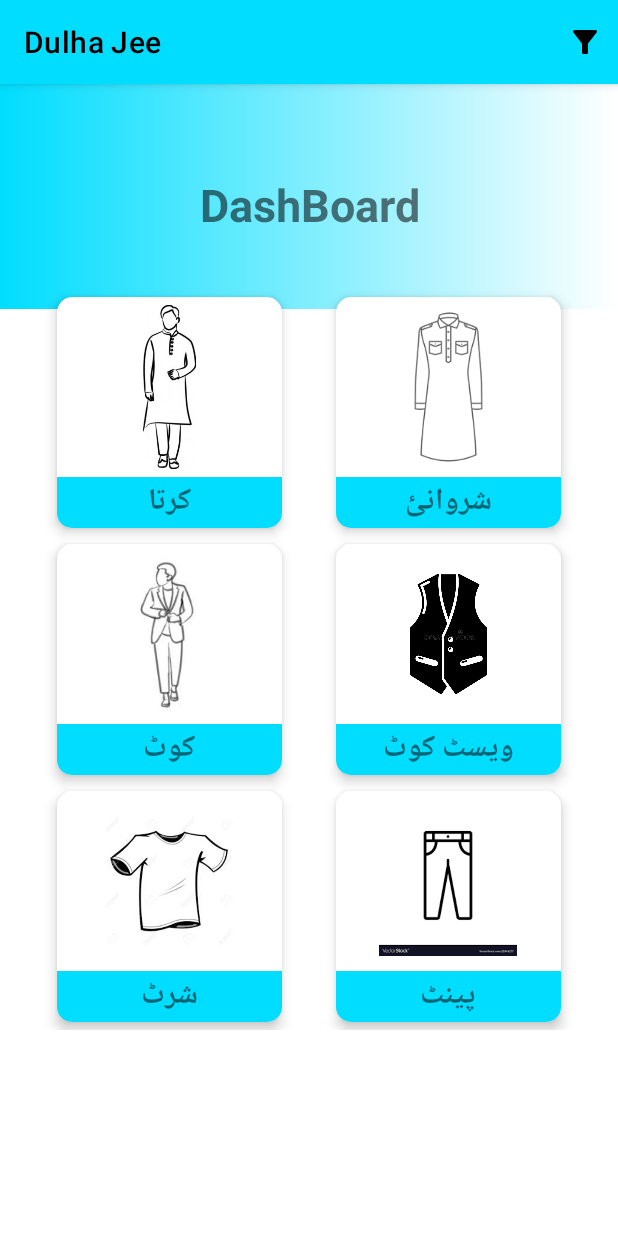
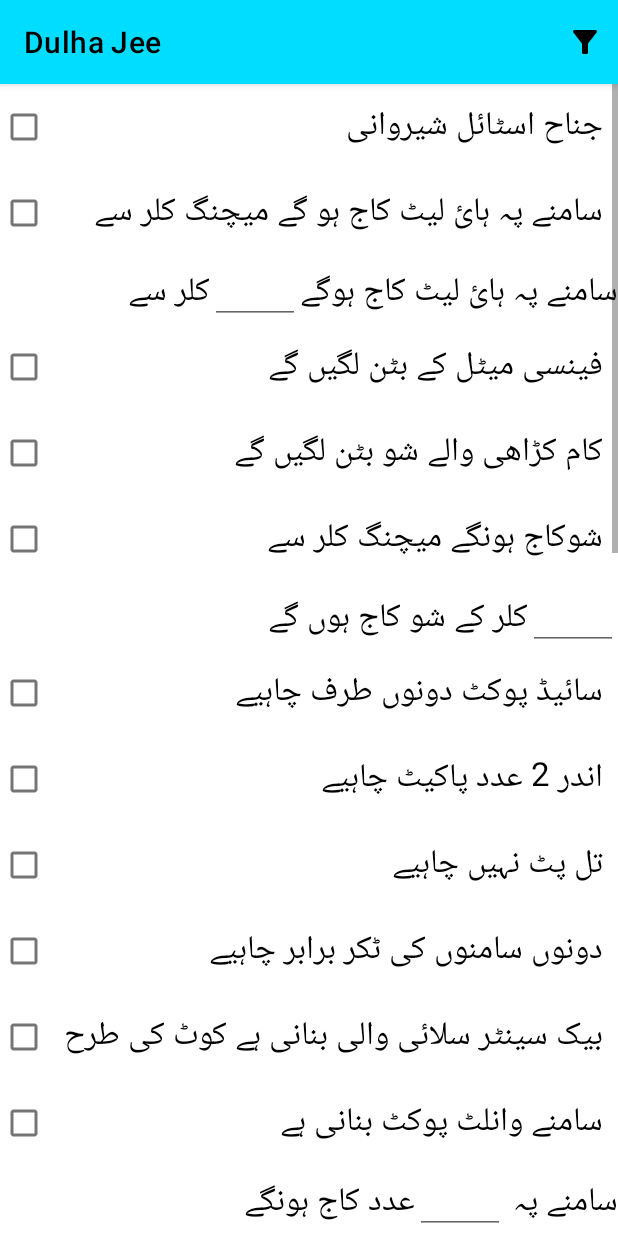
Before and after one commit to Sharjeel-Siddiqui/DarziApp, an Android app: the DashBoard screen opened through its navigation route, after a tap on "شروانئ", on a phone screen of 412 x 824 dp. Run offline under Robolectric (Android 15) with nearby library versions, the phone set to English and light mode, and no system bars; libraries missing offline, so code that uses them is left out: gr.net.maroulis.

Commit message:
Fourth Commit  7 - january -2021
sherwani ui completed

```diff
--- a/app/src/main/java/com/example/dulha_jee/authenthication/LoginFragment.java
+++ b/app/src/main/java/com/example/dulha_jee/authenthication/LoginFragment.java
@@ -75,7 +75,7 @@ public class LoginFragment extends Fragment {
                 dialogSubmitbtn.setOnClickListener(new View.OnClickListener() {
                     @Override
                     public void onClick(View view) {
-                        EmailBody emailBody = new EmailBody(emailSubmit.getText().toString());
+             /*           EmailBody emailBody = new EmailBody(emailSubmit.getText().toString());
                         iapi.forgotPassword(emailBody).enqueue(new Callback<ResponseBody>() {
                             @Override
                             public void onResponse(Call<ResponseBody> call, Response<ResponseBody> response) {
@@ -91,7 +91,8 @@ public class LoginFragment extends Fragment {
                             public void onFailure(Call<ResponseBody> call, Throwable t) {
                                 Toast.makeText(getActivity(), "Failed..", Toast.LENGTH_SHORT).show();
                             }
-                        });
+                        });*/
+                        navController.navigate(R.id.action_loginFragment_to_resetFragment);
                     }
                 });
             }
@@ -107,7 +108,7 @@ public class LoginFragment extends Fragment {
         button.setOnClickListener(new View.OnClickListener() {
             @Override
             public void onClick(View view) {
-                LoginBody loginBody = new LoginBody(et_email.getText().toString(), et_password.getText().toString());
+               /* LoginBody loginBody = new LoginBody(et_email.getText().toString(), et_password.getText().toString());
                 iapi.loginUser(loginBody).enqueue(new Callback<ResponseBody>() {
                     @Override
                     public void onResponse(Call<ResponseBody> call, Response<ResponseBody> response) {
@@ -122,7 +123,8 @@ public class LoginFragment extends Fragment {
                         Toast.makeText(getActivity(), "Failed...", Toast.LENGTH_SHORT).show();
                         Log.i("TAG", "onFailure: " + t.getMessage());
                     }
-                });
+                });*/
+                navController.navigate(R.id.action_loginFragment_to_userList);
             }
         });
 
--- a/app/src/main/java/com/example/dulha_jee/dashboard/DashBoard.java
+++ b/app/src/main/java/com/example/dulha_jee/dashboard/DashBoard.java
@@ -55,6 +55,7 @@ public class DashBoard extends Fragment implements View.OnClickListener {
                 navController.navigate(R.id.action_dashBoard_to_kurtaFragment);
                 break;
             case R.id.card_sherwani:
+                navController.navigate(R.id.action_dashBoard_to_sherwaniFragment);
                 break;
             case R.id.card_waistcoat:
                 navController.navigate(R.id.action_dashBoard_to_waistCoatFragment);
--- /dev/null
+++ b/app/src/main/java/com/example/dulha_jee/dashboard/SherwaniFragment.java
@@ -0,0 +1,26 @@
+package com.example.dulha_jee.dashboard;
+
+import android.os.Bundle;
+import android.view.LayoutInflater;
+import android.view.View;
+import android.view.ViewGroup;
+
+import androidx.annotation.NonNull;
+import androidx.annotation.Nullable;
+import androidx.fragment.app.Fragment;
+
+import com.example.dulha_jee.R;
+
+public class SherwaniFragment extends Fragment {
+
+    @Nullable
+    @Override
+    public View onCreateView(@NonNull LayoutInflater inflater, @Nullable ViewGroup container, @Nullable Bundle savedInstanceState) {
+        return inflater.inflate(R.layout.fragment_sherwani,container,false);
+    }
+
+    @Override
+    public void onViewCreated(@NonNull View view, @Nullable Bundle savedInstanceState) {
+        super.onViewCreated(view, savedInstanceState);
+    }
+}
--- a/app/src/main/java/com/example/dulha_jee/userlist/UserListFragnment.java
+++ b/app/src/main/java/com/example/dulha_jee/userlist/UserListFragnment.java
@@ -51,7 +51,7 @@ public class UserListFragnment extends Fragment {
             @Override
             public void onClick(View view) {
                 navController = Navigation.findNavController(view);
-                navController.navigate(R.id.action_userList_to_userCreation);
+                navController.navigate(R.id.action_userList_to_dashBoard);
             }
         });
 
--- /dev/null
+++ b/app/src/main/res/layout/fragment_sherwani.xml
@@ -0,0 +1,387 @@
+<?xml version="1.0" encoding="utf-8"?>
+<ScrollView xmlns:android="http://schemas.android.com/apk/res/android"
+    android:layout_width="match_parent"
+    android:layout_height="match_parent">
+
+    <LinearLayout
+        android:layout_width="match_parent"
+        android:layout_height="match_parent"
+        android:orientation="vertical">
+
+        <CheckBox
+            android:layout_width="match_parent"
+            android:layout_height="wrap_content"
+            android:layout_gravity="right"
+            android:checked="false"
+            android:padding="10dp"
+            android:text="جناح اسٹائل شیروانی"
+            android:textSize="22sp" />
+
+        <CheckBox
+            android:layout_width="match_parent"
+            android:layout_height="wrap_content"
+            android:layout_gravity="right"
+            android:checked="false"
+            android:padding="10dp"
+            android:text="سامنے پہ ہائ لیٹ کاج ہو گے میچنگ کلر سے"
+            android:textSize="22sp" />
+
+        <LinearLayout
+            android:layout_width="match_parent"
+            android:layout_height="wrap_content"
+            android:gravity="right"
+            android:orientation="horizontal">
+
+            <TextView
+                android:layout_width="wrap_content"
+                android:layout_height="wrap_content"
+                android:text="کلر سے"
+                android:textColor="@android:color/black"
+                android:textSize="22sp" />
+
+            <EditText
+                android:layout_width="60dp"
+                android:layout_height="wrap_content" />
+
+            <TextView
+                android:layout_width="wrap_content"
+                android:layout_height="wrap_content"
+                android:text="سامنے پہ ہائ لیٹ کاج ہوگے"
+                android:textColor="@android:color/black"
+                android:textSize="22sp" />
+
+        </LinearLayout>
+
+        <CheckBox
+            android:layout_width="match_parent"
+            android:layout_height="wrap_content"
+            android:layout_gravity="right"
+            android:checked="false"
+            android:padding="10dp"
+            android:text="فینسی میٹل کے بٹن لگیں گے"
+            android:textSize="22sp" />
+
+        <CheckBox
+            android:layout_width="match_parent"
+            android:layout_height="wrap_content"
+            android:layout_gravity="right"
+            android:checked="false"
+            android:padding="10dp"
+            android:text="کام کڑاھی والے شو بٹن لگیں گے"
+            android:textSize="22sp" />
+
+        <CheckBox
+            android:layout_width="match_parent"
+            android:layout_height="wrap_content"
+            android:layout_gravity="right"
+            android:checked="false"
+            android:padding="10dp"
+            android:text="شوکاج ہونگے میچنگ کلر سے"
+            android:textSize="22sp" />
+
+        <LinearLayout
+            android:layout_width="match_parent"
+            android:layout_height="wrap_content"
+            android:gravity="right"
+            android:orientation="horizontal">
+
+            <TextView
+                android:layout_width="wrap_content"
+                android:layout_height="wrap_content"
+                android:text="کلر کے شو کاج ہوں گے"
+                android:textColor="@android:color/black"
+                android:textSize="22sp" />
+
+            <EditText
+                android:layout_width="60dp"
+                android:layout_height="wrap_content" />
+
+
+        </LinearLayout>
+
+
+        <CheckBox
+            android:layout_width="match_parent"
+            android:layout_height="wrap_content"
+            android:layout_gravity="right"
+            android:checked="false"
+            android:padding="10dp"
+            android:text="سائیڈ پوکٹ دونوں طرف چاہیے"
+            android:textSize="22sp" />
+
+        <CheckBox
+            android:layout_width="match_parent"
+            android:layout_height="wrap_content"
+            android:layout_gravity="right"
+            android:checked="false"
+            android:padding="10dp"
+            android:text="اندر 2 عدد پاکیٹ چاہیے"
+            android:textSize="22sp" />
+
+        <CheckBox
+            android:layout_width="match_parent"
+            android:layout_height="wrap_content"
+            android:layout_gravity="right"
+            android:checked="false"
+            android:padding="10dp"
+            android:text="تل پٹ نہیں چاہیے"
+            android:textSize="22sp" />
+
+        <CheckBox
+            android:layout_width="match_parent"
+            android:layout_height="wrap_content"
+            android:layout_gravity="right"
+            android:checked="false"
+            android:padding="10dp"
+            android:text="دونوں سامنوں کی ٹکر برابر چاہیے"
+            android:textSize="22sp" />
+
+        <CheckBox
+            android:layout_width="match_parent"
+            android:layout_height="wrap_content"
+            android:layout_gravity="right"
+            android:checked="false"
+            android:padding="10dp"
+            android:text="بیک سینٹر سلائی والی بنانی ہے کوٹ کی طرح"
+            android:textSize="22sp" />
+
+        <CheckBox
+            android:layout_width="match_parent"
+            android:layout_height="wrap_content"
+            android:layout_gravity="right"
+            android:checked="false"
+            android:padding="10dp"
+            android:text="سامنے وانلٹ پوکٹ بنانی ہے"
+            android:textSize="22sp" />
+
+        <LinearLayout
+            android:layout_width="match_parent"
+            android:layout_height="wrap_content"
+            android:gravity="right"
+            android:orientation="horizontal">
+
+
+            <TextView
+                android:layout_width="wrap_content"
+                android:layout_height="wrap_content"
+                android:text="عدد کاج ہونگے"
+                android:textColor="@android:color/black"
+                android:textSize="22sp" />
+
+
+            <EditText
+                android:layout_width="60dp"
+                android:layout_height="wrap_content" />
+
+            <TextView
+                android:layout_width="wrap_content"
+                android:layout_height="wrap_content"
+                android:text="سامنے پہ "
+                android:textColor="@android:color/black"
+                android:textSize="22sp" />
+
+
+        </LinearLayout>
+
+
+        <CheckBox
+            android:layout_width="match_parent"
+            android:layout_height="wrap_content"
+            android:layout_gravity="right"
+            android:checked="false"
+            android:padding="10dp"
+            android:text="اوپن فرنٹ اوپن گون اسٹائل"
+            android:textSize="22sp" />
+
+        <LinearLayout
+            android:layout_width="match_parent"
+            android:layout_height="wrap_content"
+            android:gravity="right"
+            android:orientation="horizontal">
+
+
+            <TextView
+                android:layout_width="wrap_content"
+                android:layout_height="wrap_content"
+                android:text="عدد شو کاج ہونگے"
+                android:textColor="@android:color/black"
+                android:textSize="22sp" />
+
+
+            <EditText
+                android:layout_width="60dp"
+                android:layout_height="wrap_content" />
+
+            <TextView
+                android:layout_width="wrap_content"
+                android:layout_height="wrap_content"
+                android:text="سامنے پہ "
+                android:textColor="@android:color/black"
+                android:textSize="22sp" />
+
+        </LinearLayout>
+
+        <CheckBox
+            android:layout_width="match_parent"
+            android:layout_height="wrap_content"
+            android:layout_gravity="right"
+            android:checked="false"
+            android:padding="10dp"
+            android:text="کالر پہ کڑھائ ہوگی"
+            android:textSize="22sp" />
+
+        <CheckBox
+            android:layout_width="match_parent"
+            android:layout_height="wrap_content"
+            android:layout_gravity="right"
+            android:checked="false"
+            android:padding="10dp"
+            android:text="آستین  پہ کڑھائ ہوگی"
+            android:textSize="22sp" />
+
+        <CheckBox
+            android:layout_width="match_parent"
+            android:layout_height="wrap_content"
+            android:layout_gravity="right"
+            android:checked="false"
+            android:padding="10dp"
+            android:text="بٹن پہ کڑھائ ہوگی"
+            android:textSize="22sp" />
+
+        <CheckBox
+            android:layout_width="match_parent"
+            android:layout_height="wrap_content"
+            android:layout_gravity="right"
+            android:checked="false"
+            android:padding="10dp"
+            android:text="ایک سامنے پر کڑھائ ہونگی"
+            android:textSize="22sp" />
+
+        <CheckBox
+            android:layout_width="match_parent"
+            android:layout_height="wrap_content"
+            android:layout_gravity="right"
+            android:checked="false"
+            android:padding="10dp"
+            android:text="دونوں سامنوں پر کڑھائ ہونگی"
+            android:textSize="22sp" />
+
+        <CheckBox
+            android:layout_width="match_parent"
+            android:layout_height="wrap_content"
+            android:layout_gravity="right"
+            android:checked="false"
+            android:padding="10dp"
+            android:text="بیک پر کڑھائ ہونگی"
+            android:textSize="22sp" />
+
+        <CheckBox
+            android:layout_width="match_parent"
+            android:layout_height="wrap_content"
+            android:layout_gravity="right"
+            android:checked="false"
+            android:padding="10dp"
+            android:text="کڑھائ کالر ، بٹن الگ سے ، آستینوں اور ناگروں میں ہونگی"
+            android:textSize="22sp" />
+
+        <CheckBox
+            android:layout_width="match_parent"
+            android:layout_height="wrap_content"
+            android:layout_gravity="right"
+            android:checked="false"
+            android:padding="10dp"
+            android:text="وائلٹ پوکٹ پر بھی کڑھائ ہونگی"
+            android:textSize="22sp" />
+
+        <CheckBox
+            android:layout_width="match_parent"
+            android:layout_height="wrap_content"
+            android:layout_gravity="right"
+            android:checked="false"
+            android:padding="10dp"
+            android:text="کڑھائ کالر ، ایک سامنے ، آستینوں اور ناگروں میں ہونگی"
+            android:textSize="22sp" />
+
+        <CheckBox
+            android:layout_width="match_parent"
+            android:layout_height="wrap_content"
+            android:layout_gravity="right"
+            android:checked="false"
+            android:padding="10dp"
+            android:text="سامنے پوکٹ کے نیچے بھی کڑھائ ہونگی"
+            android:textSize="22sp" />
+
+        <CheckBox
+            android:layout_width="match_parent"
+            android:layout_height="wrap_content"
+            android:layout_gravity="right"
+            android:checked="false"
+            android:padding="10dp"
+            android:text="کڑھائ کالر ، دونوں سامنے ، آستینوں اور ناگروں میں ہونگی"
+            android:textSize="22sp" />
+
+        <CheckBox
+            android:layout_width="match_parent"
+            android:layout_height="wrap_content"
+            android:layout_gravity="right"
+            android:checked="false"
+            android:padding="10dp"
+            android:text="سامنے پوکٹ کے اوپر بھی کڑھائ ہونگی"
+            android:textSize="22sp" />
+
+        <CheckBox
+            android:layout_width="match_parent"
+            android:layout_height="wrap_content"
+            android:layout_gravity="right"
+            android:checked="false"
+            android:padding="10dp"
+            android:text="انگر کھاکٹ اسٹائل شیروانی "
+            android:textSize="22sp" />
+
+        <CheckBox
+            android:layout_width="match_parent"
+            android:layout_height="wrap_content"
+            android:layout_gravity="right"
+            android:checked="false"
+            android:padding="10dp"
+            android:text="کراس دامن اسٹائل شیروانی"
+            android:textSize="22sp" />
+
+        <CheckBox
+            android:layout_width="match_parent"
+            android:layout_height="wrap_content"
+            android:layout_gravity="right"
+            android:checked="false"
+            android:padding="10dp"
+            android:text="میچنگ کلر کا استر لگانا ہے (ایک نمبر) چیری"
+            android:textSize="22sp" />
+
+        <LinearLayout
+            android:layout_marginLeft="5dp"
+            android:layout_width="match_parent"
+            android:layout_height="wrap_content"
+            android:gravity="right"
+            android:orientation="horizontal">
+
+            <TextView
+                android:layout_width="wrap_content"
+                android:layout_height="wrap_content"
+                android:text="کلر کا استر لگانا ہے (ایک نمبر) چیری"
+                android:textColor="@android:color/black"
+                android:textSize="22sp" />
+
+            <EditText
+                android:layout_width="60dp"
+                android:layout_height="wrap_content" />
+
+
+            <TextView
+                android:layout_width="wrap_content"
+                android:layout_height="wrap_content"
+                android:text="کنٹراس "
+                android:textColor="@android:color/black"
+                android:textSize="22sp" />
+        </LinearLayout>
+
+    </LinearLayout>
+</ScrollView>
--- a/app/src/main/res/navigation/nav_graph.xml
+++ b/app/src/main/res/navigation/nav_graph.xml
@@ -16,6 +16,9 @@
         <action
             android:id="@+id/action_userList_to_userCreation"
             app:destination="@id/userCreation" />
+        <action
+            android:id="@+id/action_userList_to_dashBoard"
+            app:destination="@id/dashBoard" />
     </fragment>
 
     <fragment
@@ -82,10 +85,19 @@
         <action
             android:id="@+id/action_dashBoard_to_waistCoatFragment"
             app:destination="@id/waistCoatFragment" />
+        <action
+            android:id="@+id/action_dashBoard_to_sherwaniFragment"
+            app:destination="@id/sherwaniFragment" />
     </fragment>
     <fragment
         android:id="@+id/waistCoatFragment"
         android:name="com.example.dulha_jee.dashboard.WaistCoatFragment"
-        android:label="WaistCoatFragment" />
+        android:label="WaistCoatFragment"
+        tools:layout="@layout/fragment_waistcoat"/>
+    <fragment
+        android:id="@+id/sherwaniFragment"
+        android:name="com.example.dulha_jee.dashboard.SherwaniFragment"
+        android:label="SherwaniFragment"
+        tools:layout="@layout/fragment_sherwani"/>
 
 </navigation>
```
